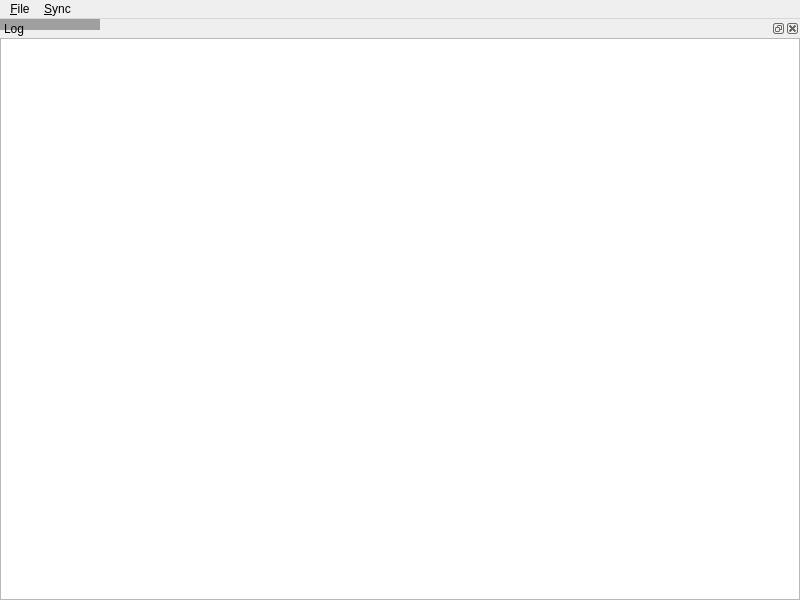
clintonthegeek/TimeBuster, file mainwindow.ui: the form before one commit.
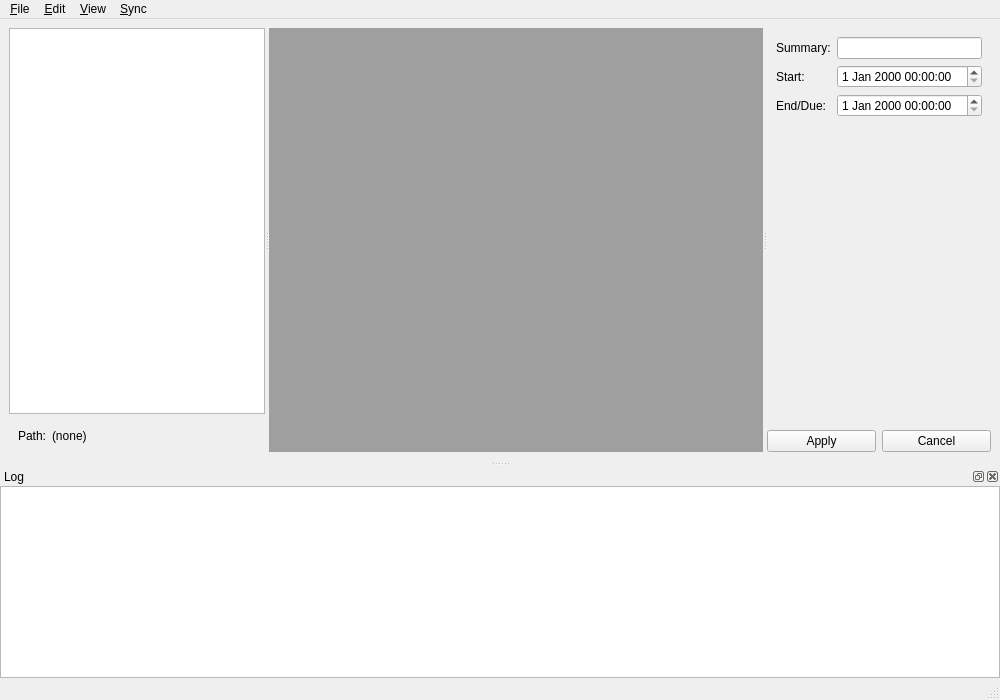
The form after the commit.

Commit message: Added a nice GUI. failed to get the sync logic behidn it all to make sense. planning another refactor. sigh.

The edit to the form file:
```diff
--- a/mainwindow.ui
+++ b/mainwindow.ui
@@ -6,14 +6,150 @@
    <rect>
     <x>0</x>
     <y>0</y>
-    <width>800</width>
-    <height>600</height>
+    <width>1000</width>
+    <height>700</height>
    </rect>
   </property>
   <property name="windowTitle">
    <string>Calendar IDE</string>
   </property>
-  <widget class="QMdiArea" name="mdiArea"/>
+
+  <!-- Central Widget: Splitter with Properties, MDI, Edit -->
+  <widget class="QWidget" name="centralWidget">
+   <layout class="QVBoxLayout" name="centralLayout">
+    <item>
+     <widget class="QSplitter" name="mainSplitter">
+      <property name="orientation">
+       <enum>Qt::Horizontal</enum>
+      </property>
+      <!-- Properties Pane -->
+      <widget class="QWidget" name="propertiesPane">
+       <property name="minimumWidth">
+        <number>200</number>
+       </property>
+       <property name="maximumWidth">
+        <number>400</number>
+       </property>
+       <layout class="QVBoxLayout" name="propertiesLayout">
+        <item>
+         <widget class="QTreeView" name="collectionTree">
+          <property name="headerHidden">
+           <bool>true</bool>
+          </property>
+         </widget>
+        </item>
+        <item>
+         <widget class="QWidget" name="propertiesDetails">
+          <layout class="QFormLayout" name="propertiesForm">
+           <item row="0" column="0">
+            <widget class="QLabel" name="labelPath">
+             <property name="text">
+              <string>Path:</string>
+             </property>
+            </widget>
+           </item>
+           <item row="0" column="1">
+            <widget class="QLabel" name="valuePath">
+             <property name="text">
+              <string>(none)</string>
+             </property>
+            </widget>
+           </item>
+          </layout>
+         </widget>
+        </item>
+       </layout>
+      </widget>
+      <!-- MDI Area -->
+      <widget class="QMdiArea" name="mdiArea">
+       <property name="sizePolicy">
+        <sizepolicy hsizetype="Expanding" vsizetype="Expanding">
+         <horstretch>1</horstretch>
+         <verstretch>1</verstretch>
+        </sizepolicy>
+       </property>
+       <property name="minimumWidth">
+        <number>300</number>
+       </property>
+      </widget>
+      <!-- Edit Pane -->
+      <widget class="QWidget" name="editPane">
+       <property name="minimumWidth">
+        <number>250</number>
+       </property>
+       <property name="maximumWidth">
+        <number>400</number>
+       </property>
+       <layout class="QVBoxLayout" name="editLayout">
+        <item>
+         <widget class="QWidget" name="editFormWidget">
+          <layout class="QFormLayout" name="editForm">
+           <item row="0" column="0">
+            <widget class="QLabel" name="labelSummary">
+             <property name="text">
+              <string>Summary:</string>
+             </property>
+            </widget>
+           </item>
+           <item row="0" column="1">
+            <widget class="QLineEdit" name="summaryEdit"/>
+           </item>
+           <item row="1" column="0">
+            <widget class="QLabel" name="labelStart">
+             <property name="text">
+              <string>Start:</string>
+             </property>
+            </widget>
+           </item>
+           <item row="1" column="1">
+            <widget class="QDateTimeEdit" name="startEdit"/>
+           </item>
+           <item row="2" column="0">
+            <widget class="QLabel" name="labelEnd">
+             <property name="text">
+              <string>End/Due:</string>
+             </property>
+            </widget>
+           </item>
+           <item row="2" column="1">
+            <widget class="QDateTimeEdit" name="endEdit"/>
+           </item>
+          </layout>
+         </widget>
+        </item>
+        <item>
+         <layout class="QHBoxLayout" name="editButtonsLayout">
+          <item>
+           <widget class="QPushButton" name="applyButton">
+            <property name="text">
+             <string>Apply</string>
+            </property>
+           </widget>
+          </item>
+          <item>
+           <widget class="QPushButton" name="cancelButton">
+            <property name="text">
+             <string>Cancel</string>
+            </property>
+           </widget>
+          </item>
+         </layout>
+        </item>
+       </layout>
+      </widget>
+     </widget>
+    </item>
+   </layout>
+  </widget>
+
+  <!-- Status Bar -->
+  <widget class="QStatusBar" name="statusBar">
+   <property name="sizeGripEnabled">
+    <bool>true</bool>
+   </property>
+  </widget>
+
+  <!-- Log Dock -->
   <widget class="QDockWidget" name="logDock">
    <property name="windowTitle">
     <string>Log</string>
@@ -28,7 +164,7 @@
     <rect>
      <x>0</x>
      <y>0</y>
-     <width>800</width>
+     <width>1000</width>
      <height>30</height>
     </rect>
    </property>
@@ -50,6 +186,32 @@
     <addaction name="separator"/>
     <addaction name="actionExit"/>
    </widget>
+   <widget class="QMenu" name="menuEdit">
+    <property name="title">
+     <string>&amp;Edit</string>
+    </property>
+    <addaction name="actionNewCalendar"/>
+    <addaction name="actionEditCalendar"/>
+    <addaction name="actionDeleteCalendar"/>
+    <addaction name="separator"/>
+    <addaction name="actionNewEvent"/>
+    <addaction name="actionNewTodo"/>
+    <addaction name="actionNewJournal"/>
+    <addaction name="actionEditSelectedItem"/>
+    <addaction name="actionDeleteSelectedItem"/>
+    <addaction name="separator"/>
+    <addaction name="actionCommitChanges"/>
+    <addaction name="actionDiscardChanges"/>
+   </widget>
+   <widget class="QMenu" name="menuView">
+    <property name="title">
+     <string>&amp;View</string>
+    </property>
+    <addaction name="actionShowPropertiesPane"/>
+    <addaction name="actionShowEditPane"/>
+    <addaction name="actionShowPendingChanges"/>
+    <addaction name="actionRefresh"/>
+   </widget>
    <widget class="QMenu" name="menuSync">
     <property name="title">
      <string>&amp;Sync</string>
@@ -57,6 +219,8 @@
     <addaction name="actionSyncCollections"/>
    </widget>
    <addaction name="menuFile"/>
+   <addaction name="menuEdit"/>
+   <addaction name="menuView"/>
    <addaction name="menuSync"/>
   </widget>
   <action name="actionAddLocalCollection">
```
Left out of the diff: 173 changed lines with no effect on the pictures. The commit also changes 4 other files.
